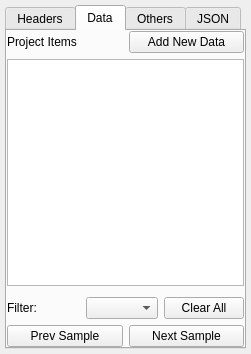
Above: annotation_tool/ui/dataset_explorer_panel/dataset_explorer_panel.ui from OpenSportsLab/VideoAnnotationTool before the change. Below: the same form after it.
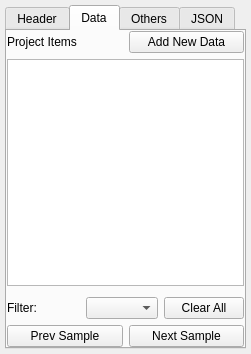
That is the form after the change.

Commit message: refactor: Remove 'modalities' from dataset headers and update related logic in tests

What changed in the file:
```diff
--- a/annotation_tool/ui/dataset_explorer_panel/dataset_explorer_panel.ui
+++ b/annotation_tool/ui/dataset_explorer_panel/dataset_explorer_panel.ui
@@ -30,7 +30,7 @@
      </property>
      <widget class="QWidget" name="tab_headers">
       <attribute name="title">
-       <string>Headers</string>
+       <string>Header</string>
       </attribute>
       <layout class="QVBoxLayout" name="verticalLayout_tab_headers">
        <property name="spacing">
```
The commit also changes 4 other files.
